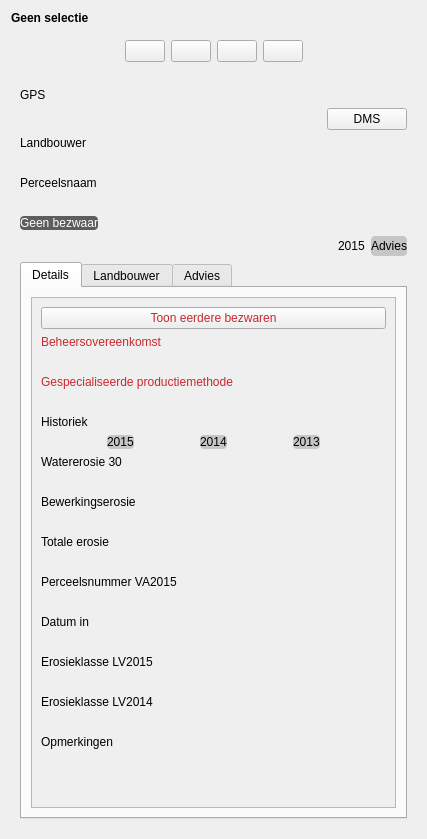
Above: ui_parcelinfowidget.ui from DOV-Vlaanderen/erosiebezwaren before the change. Below: the same form after it.
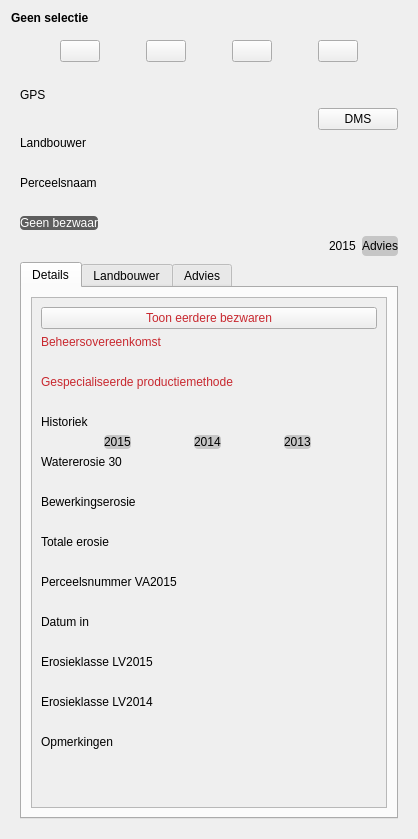
That is the form after the change. Icons and pictures are not drawn. Custom widgets are drawn as their Qt base class.

```diff
--- a/ui_parcelinfowidget.ui
+++ b/ui_parcelinfowidget.ui
@@ -6,7 +6,7 @@
    <rect>
     <x>0</x>
     <y>0</y>
-    <width>427</width>
+    <width>418</width>
     <height>839</height>
    </rect>
   </property>
@@ -32,36 +32,6 @@
      <layout class="QVBoxLayout" name="verticalLayout">
       <item>
        <layout class="QHBoxLayout" name="horizontalLayout_3">
-        <item>
-         <spacer name="horizontalSpacer_2">
-          <property name="orientation">
-           <enum>Qt::Horizontal</enum>
-          </property>
-          <property name="sizeHint" stdset="0">
-           <size>
-            <width>0</width>
-            <height>20</height>
-           </size>
-          </property>
-         </spacer>
-        </item>
-        <item>
-         <widget class="QPushButton" name="btn_photo">
-          <property name="text">
-           <string/>
-          </property>
-          <property name="icon">
-           <iconset resource="resources.qrc">
-            <normaloff>:/icons/icons/photo.png</normaloff>:/icons/icons/photo.png</iconset>
-          </property>
-          <property name="iconSize">
-           <size>
-            <width>64</width>
-            <height>64</height>
-           </size>
-          </property>
-         </widget>
-        </item>
         <item>
          <widget class="QPushButton" name="btn_zoomto">
           <property name="sizePolicy">
@@ -70,6 +40,12 @@
             <verstretch>0</verstretch>
            </sizepolicy>
           </property>
+          <property name="minimumSize">
+           <size>
+            <width>0</width>
+            <height>0</height>
+           </size>
+          </property>
           <property name="text">
            <string/>
           </property>
@@ -86,12 +62,47 @@
          </widget>
         </item>
         <item>
-         <widget class="EnabledBooleanButton" name="efwBtn_bezwaarformulier">
+         <widget class="QPushButton" name="btn_photo">
           <property name="sizePolicy">
            <sizepolicy hsizetype="Maximum" vsizetype="Maximum">
             <horstretch>0</horstretch>
             <verstretch>0</verstretch>
            </sizepolicy>
+          </property>
+          <property name="minimumSize">
+           <size>
+            <width>0</width>
+            <height>0</height>
+           </size>
+          </property>
+          <property name="text">
+           <string/>
+          </property>
+          <property name="icon">
+           <iconset resource="resources.qrc">
+            <normaloff>:/icons/icons/photo.png</normaloff>:/icons/icons/photo.png</iconset>
+          </property>
+          <property name="iconSize">
+           <size>
+            <width>64</width>
+            <height>64</height>
+           </size>
+          </property>
+         </widget>
+        </item>
+        <item>
+         <widget class="EnabledFlatBooleanButton" name="efwBtn_bezwaarformulier">
+          <property name="sizePolicy">
+           <sizepolicy hsizetype="Maximum" vsizetype="Maximum">
+            <horstretch>0</horstretch>
+            <verstretch>0</verstretch>
+           </sizepolicy>
+          </property>
+          <property name="minimumSize">
+           <size>
+            <width>0</width>
+            <height>0</height>
+           </size>
           </property>
           <property name="text">
            <string/>
@@ -116,6 +127,12 @@
             <verstretch>0</verstretch>
            </sizepolicy>
           </property>
+          <property name="minimumSize">
+           <size>
+            <width>0</width>
+            <height>0</height>
+           </size>
+          </property>
           <property name="text">
            <string/>
           </property>
@@ -131,19 +148,6 @@
           </property>
          </widget>
         </item>
-        <item>
-         <spacer name="horizontalSpacer_3">
-          <property name="orientation">
-           <enum>Qt::Horizontal</enum>
-          </property>
-          <property name="sizeHint" stdset="0">
-           <size>
-            <width>0</width>
-            <height>20</height>
-           </size>
-          </property>
-         </spacer>
-        </item>
        </layout>
       </item>
       <item>
@@ -359,7 +363,7 @@
               <rect>
                <x>0</x>
                <y>0</y>
-               <width>354</width>
+               <width>345</width>
                <height>649</height>
               </rect>
              </property>
@@ -1275,6 +1279,11 @@
    <extends>QPushButton</extends>
    <header>Erosiebezwaren/widgets/valuelabel.h</header>
   </customwidget>
+  <customwidget>
+   <class>EnabledFlatBooleanButton</class>
+   <extends>QPushButton</extends>
+   <header>Erosiebezwaren/widgets/valuelabel.h</header>
+  </customwidget>
  </customwidgets>
  <resources>
   <include location="resources.qrc"/>
```
Left out of the diff: 4 changed lines with no effect on the pictures.
